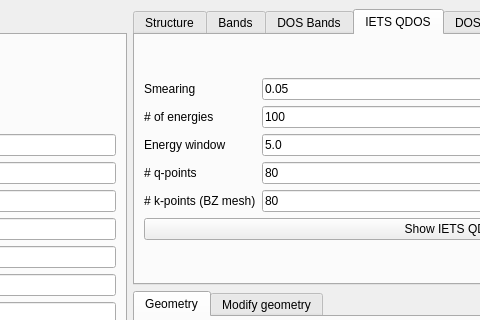
Qt form interface-pyqt/2d/interface.ui (joselado/quantum-lattice) before a commit; both pictures show x 524 to 1004 and y 0 to 320 of the 1308 by 653 pixel window.
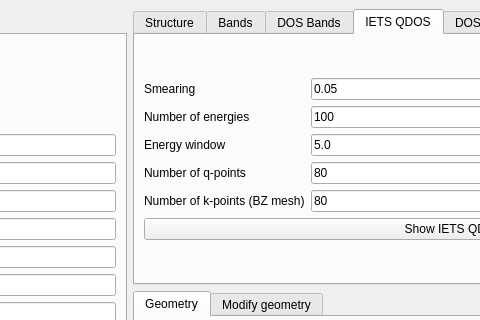
The same form after that commit. The open tabs and pages were chosen to show the change. Custom widgets are drawn as their Qt base class.

```diff
--- a/interface-pyqt/2d/interface.ui
+++ b/interface-pyqt/2d/interface.ui
@@ -696,7 +696,7 @@
           <item row="1" column="0">
            <widget class="BodyLabel" name="label_iets_2">
             <property name="text">
-             <string># of energies</string>
+             <string>Number of energies</string>
             </property>
            </widget>
           </item>
@@ -724,7 +724,7 @@
           <item row="3" column="0">
            <widget class="BodyLabel" name="label_iets_4">
             <property name="text">
-             <string># q-points</string>
+             <string>Number of q-points</string>
             </property>
            </widget>
           </item>
@@ -738,7 +738,7 @@
           <item row="4" column="0">
            <widget class="BodyLabel" name="label_iets_5">
             <property name="text">
-             <string># k-points (BZ mesh)</string>
+             <string>Number of k-points (BZ mesh)</string>
             </property>
            </widget>
           </item>
```
Left out of the diff: 26 changed lines with no effect on the pictures.
